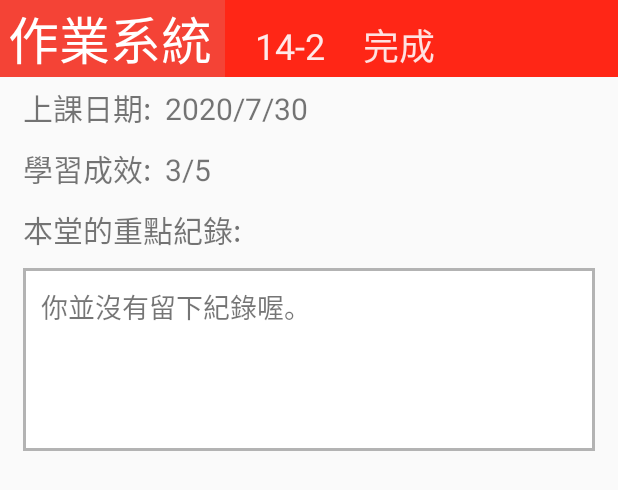
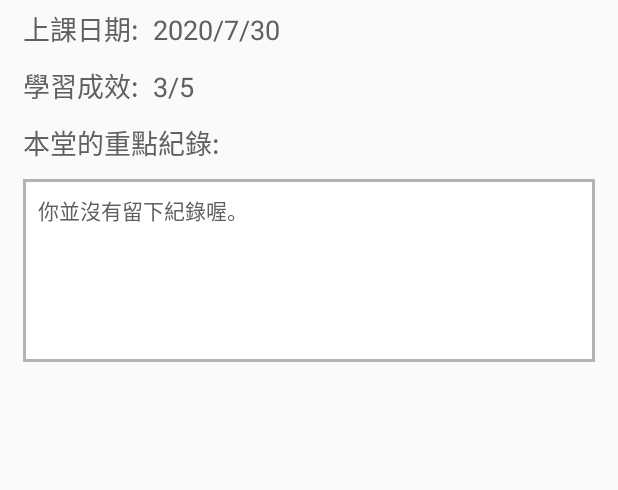
Before and after one commit to apple310565/TKB_Note, an Android app: the layout course_d.xml on its own in the app's theme, with its tools: preview values and no code run, on a phone screen of 412 x 824 dp. Shown: the top 490 px of the screen. Run offline under Robolectric (Android 15) with nearby library versions, the phone set to English and light mode, and no system bars.

Commit message:
2020/8/2:基礎功能已全部完成，剩一些覺得不夠好看的版面要慢慢調整

```diff
--- a/app/src/main/res/layout/course_d.xml
+++ b/app/src/main/res/layout/course_d.xml
@@ -7,44 +7,6 @@
 
     android:orientation="vertical"
     >
-
-    <LinearLayout
-        android:layout_width="match_parent"
-        android:layout_height="wrap_content"
-        android:background="#FF2616"
-        android:orientation="horizontal">
-
-        <TextView
-            android:id="@+id/v_Name"
-            android:layout_width="wrap_content"
-            android:layout_height="wrap_content"
-            android:background="#F44336"
-            android:paddingLeft="5dp"
-            android:text="作業系統 "
-            android:layout_marginRight="20dp"
-            android:textAppearance="@style/TextAppearance.AppCompat.Display1"
-            android:textColor="#FFFFFF" />
-
-        <TextView
-            android:id="@+id/textView10"
-            android:layout_width="wrap_content"
-            android:layout_height="wrap_content"
-            android:layout_marginRight="25dp"
-
-            android:text="14-2"
-            android:textColor="#FFE9E9"
-            android:textSize="24sp" />
-
-        <TextView
-            android:id="@+id/textView11"
-            android:layout_width="wrap_content"
-            android:layout_height="wrap_content"
-
-            android:text="完成"
-            android:textColor="#FFE1E1"
-            android:textColorLink="#FFFFFF"
-            android:textSize="24sp" />
-    </LinearLayout>
 
     <LinearLayout
         android:layout_width="match_parent"
@@ -59,7 +21,8 @@
             android:layout_height="wrap_content"
             android:layout_margin="5dp"
             android:text="上課日期:  2020/7/30"
-            android:textSize="20sp" />
+            android:textColor="#606060"
+            android:textSize="18sp" />
 
         <TextView
             android:id="@+id/textView14"
@@ -67,7 +30,8 @@
             android:layout_height="wrap_content"
             android:layout_margin="5dp"
             android:text="學習成效:  3/5"
-            android:textSize="20sp" />
+            android:textColor="#FF606060"
+            android:textSize="18sp" />
 
         <TextView
             android:id="@+id/textView15"
@@ -75,7 +39,8 @@
             android:layout_height="wrap_content"
             android:layout_margin="5dp"
             android:text="本堂的重點紀錄:  "
-            android:textSize="20sp" />
+            android:textColor="#FF606060"
+            android:textSize="18sp" />
 
         <LinearLayout
             android:layout_width="match_parent"
@@ -89,7 +54,7 @@
                 android:layout_width="match_parent"
                 android:layout_height="match_parent"
                 android:background="#FFFFFF"
-                android:padding="10dp">
+                android:padding="8dp">
 
                 <LinearLayout
                     android:layout_width="match_parent"
@@ -101,7 +66,8 @@
                         android:layout_width="match_parent"
                         android:layout_height="wrap_content"
                         android:text="你並沒有留下紀錄喔。"
-                        android:textSize="18sp" />
+                        android:textColor="#FF606060"
+                        android:textSize="14sp" />
                 </LinearLayout>
             </ScrollView>
 
--- a/app/src/main/res/layout/fragment_dashboard.xml
+++ b/app/src/main/res/layout/fragment_dashboard.xml
@@ -86,7 +86,7 @@
                     android:id="@+id/imageView3"
                     android:layout_width="wrap_content"
                     android:layout_height="match_parent"
-                    android:src="@drawable/mm" />
+                    android:src="@drawable/mm3" />
 
                 <LinearLayout
                     android:layout_width="wrap_content"
```
Also changed, not shown: app/src/main/java/flag/com/tkb_process/ui/dashboard/DashboardFragment.java (+3 -10 lines), app/src/main/java/flag/com/tkb_process/ui/notifications/NotificationsFragment.java (+10 -14 lines), app/src/main/res/layout/course_add.xml (+6 -6 lines), app/src/main/res/layout/fragment_notifications.xml (+3 -15 lines).
